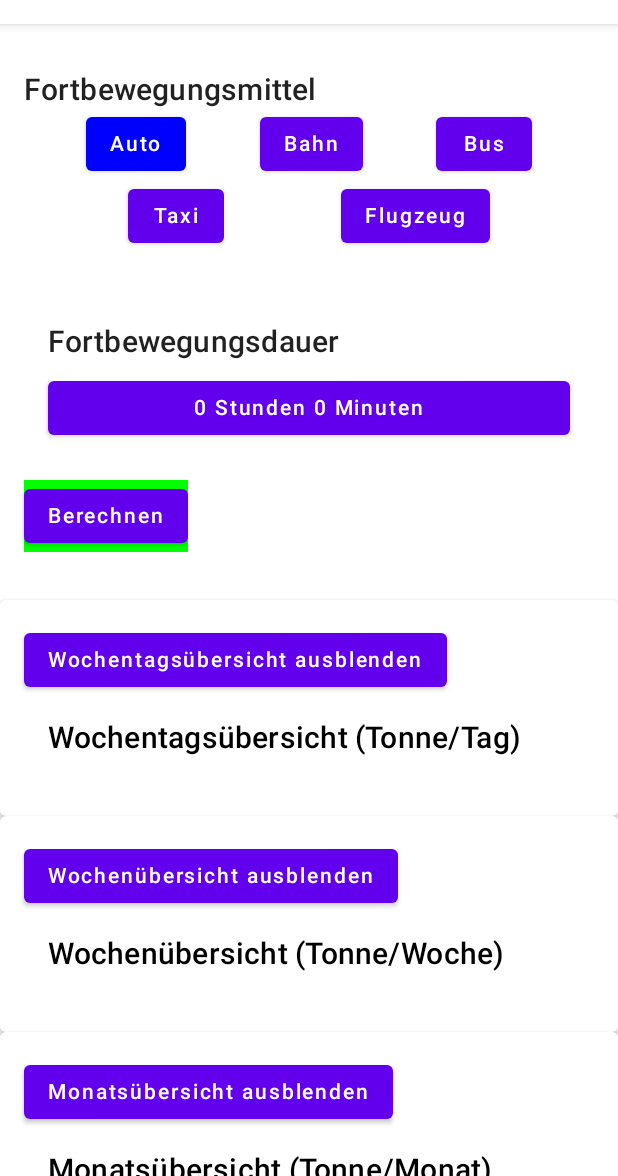
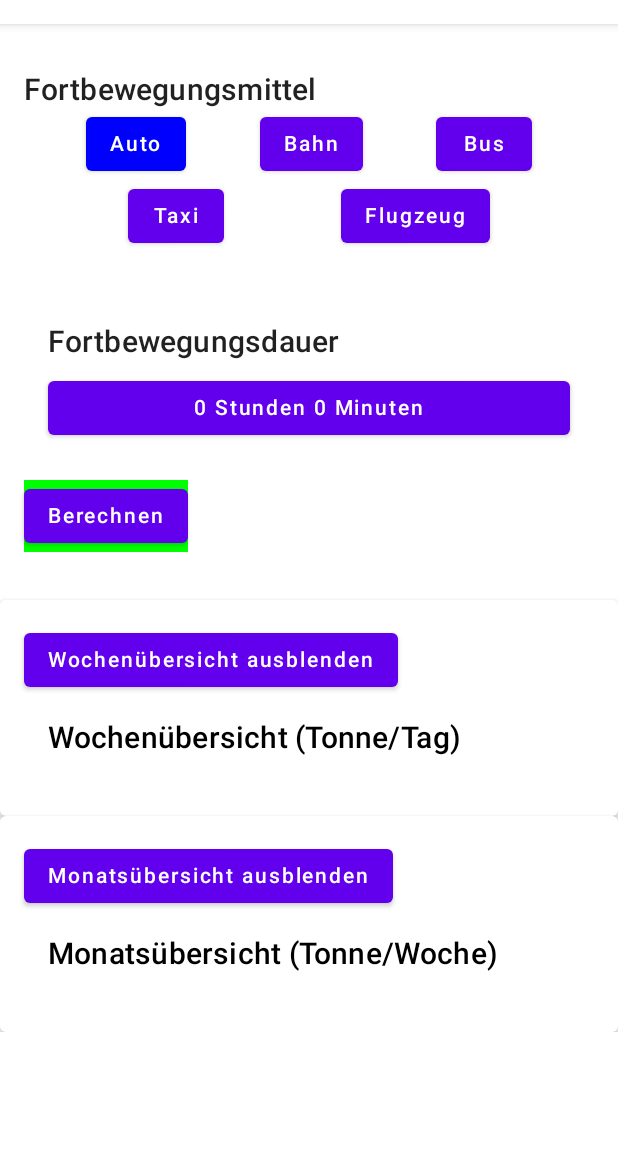
Before and after one commit to sebastiankoch10/MoCo_SS2023_Kraft_Koch_Zimmer, an Android app built with Jetpack Compose: the @Preview function PreviewMainScreen, on a phone screen of 412 x 824 dp, the part 60-1236 px from its top. Run offline under Robolectric (Android 15) with nearby library versions, the phone set to English and light mode, and no system bars; our stand-ins replace Firebase (no records; nobody signed in at launch, a user with empty details on screens opened directly).

Commit message:
Views Final

```diff
--- a/app/src/main/java/com/example/prototype_footprinthero/view/MainScreen.kt
+++ b/app/src/main/java/com/example/prototype_footprinthero/view/MainScreen.kt
@@ -120,7 +120,7 @@ fun MainScreen(viewModel: MainViewModel) {
                         onClick = { isWeekdayOverviewExpanded = !isWeekdayOverviewExpanded }
                     ) {
                         Text(
-                            text = if (isWeekdayOverviewExpanded) "Wochentagsübersicht ausblenden" else "Wochentagsübersicht anzeigen"
+                            text = if (isWeekdayOverviewExpanded) "Wochenübersicht ausblenden" else "Wochenübersicht anzeigen"
                         )
                     }
 
@@ -142,7 +142,7 @@ fun MainScreen(viewModel: MainViewModel) {
                         onClick = { isWeeklyOverviewExpanded = !isWeeklyOverviewExpanded }
                     ) {
                         Text(
-                            text = if (isWeeklyOverviewExpanded) "Wochenübersicht ausblenden" else "Wochenübersicht anzeigen"
+                            text = if (isWeeklyOverviewExpanded) "Monatsübersicht ausblenden" else "WMonatsübersicht anzeigen"
                         )
                     }
 
@@ -152,7 +152,7 @@ fun MainScreen(viewModel: MainViewModel) {
                 }
             }
 
-            Card(
+           /* Card(
                 modifier = Modifier.fillMaxWidth(),
                 elevation = 4.dp
             ) {
@@ -172,7 +172,7 @@ fun MainScreen(viewModel: MainViewModel) {
                         MonthlyOverview(viewModel)
                     }
                 }
-            }
+            }*/
         }
     }
 }
--- a/app/src/main/java/com/example/prototype_footprinthero/view/MonthlyOverviewView.kt
+++ b/app/src/main/java/com/example/prototype_footprinthero/view/MonthlyOverviewView.kt
@@ -32,7 +32,7 @@ fun MonthlyOverview(viewModel: MainViewModel) {
 
     Column(Modifier.padding(16.dp)) {
         Text(
-            text = "Monatsübersicht (Tonne/Monat)",
+            text = "Gesamtübersicht (Tonne/Monat)",
             style = MaterialTheme.typography.h6,
             color = Color.Black,
             modifier = Modifier.padding(bottom = 8.dp)
--- a/app/src/main/java/com/example/prototype_footprinthero/view/WeekdayOverviewView.kt
+++ b/app/src/main/java/com/example/prototype_footprinthero/view/WeekdayOverviewView.kt
@@ -31,7 +31,7 @@ fun WeekdayOverview(viewModel: MainViewModel) {
 
     Column(Modifier.padding(16.dp)) {
         Text(
-            text = "Wochentagsübersicht (Tonne/Tag)",
+            text = "Wochenübersicht (Tonne/Tag)",
             style = MaterialTheme.typography.h6,
             color = Color.Black,
             modifier = Modifier.padding(bottom = 8.dp)
--- a/app/src/main/java/com/example/prototype_footprinthero/view/WeeklyOverviewView.kt
+++ b/app/src/main/java/com/example/prototype_footprinthero/view/WeeklyOverviewView.kt
@@ -32,7 +32,7 @@ fun WeeklyOverview(viewModel: MainViewModel) {
 
     Column(Modifier.padding(16.dp)) {
         Text(
-            text = "Wochenübersicht (Tonne/Woche)",
+            text = "Monatsübersicht (Tonne/Woche)",
             style = MaterialTheme.typography.h6,
             color = Color.Black,
             modifier = Modifier.padding(bottom = 8.dp)
```
Also changed, not shown: app/src/main/java/com/example/prototype_footprinthero/model/ConsumptionData.kt (+10 -6 lines).
